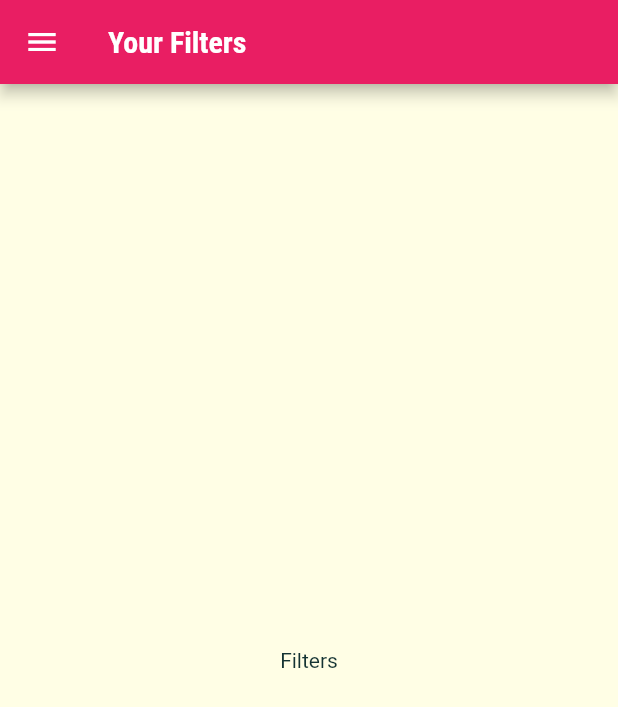
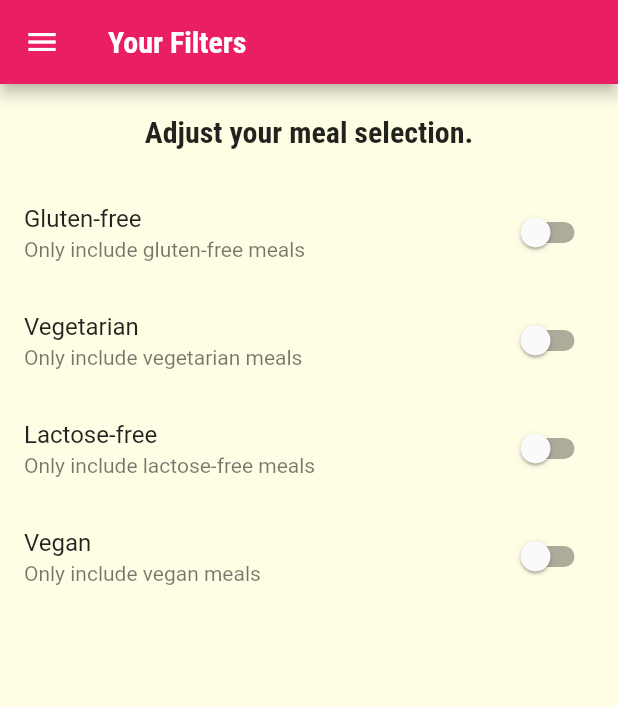
Before and after one commit to imedvesan/Meals, a Flutter app: the FiltersScreen screen opened by its route, on a phone screen of 412 x 824 dp. Shown: the top 707 px of the screen. Run offline on Flutter 3.47's test engine with Material 2 defaults, Android fonts, the phone set to English and light mode, and no system bars; Roboto replaces fonts that are missing (Railway).

Commit message:
adding filter switches

```diff
--- a/lib/screens/filters_screen.dart
+++ b/lib/screens/filters_screen.dart
@@ -1,8 +1,29 @@
 import 'package:flutter/material.dart';
 import '../widgets/main_drawer.dart';
 
-class FiltersScreen extends StatelessWidget {
+class FiltersScreen extends StatefulWidget {
   static const routeName = '/filters';
+
+  @override
+  State<FiltersScreen> createState() => _FiltersScreenState();
+}
+
+class _FiltersScreenState extends State<FiltersScreen> {
+  var _glutenFree = false;
+  var _vegetarian = false;
+  var _vegan = false;
+  var _lactoseFree = false;
+
+  Widget _buildSwitchListTile(String title, String description,
+      bool currentValue, Function updateValue) {
+    return SwitchListTile(
+      title: Text(title),
+      subtitle: Text(description),
+      value: _glutenFree,
+      onChanged: updateValue,
+    );
+  }
+
   @override
   Widget build(BuildContext context) {
     return Scaffold(
@@ -10,8 +31,47 @@ class FiltersScreen extends StatelessWidget {
         title: Text('Your Filters'),
       ),
       drawer: MainDrawer(),
-      body: Center(
-        child: Text('Filters'),
+      body: Column(
+        children: [
+          Container(
+            padding: EdgeInsets.all(20),
+            child: Text(
+              'Adjust your meal selection.',
+              style: Theme.of(context).textTheme.headline6,
+            ),
+          ),
+          Expanded(
+              child: ListView(
+            children: [
+              _buildSwitchListTile(
+                  'Gluten-free', 'Only include gluten-free meals', _glutenFree,
+                  (newValue) {
+                setState(() {
+                  _glutenFree = newValue;
+                });
+              }),
+              _buildSwitchListTile(
+                  'Vegetarian', 'Only include vegetarian meals', _vegetarian,
+                  (newValue) {
+                setState(() {
+                  _vegetarian = newValue;
+                });
+              }),
+              _buildSwitchListTile('Lactose-free',
+                  'Only include lactose-free meals', _lactoseFree, (newValue) {
+                setState(() {
+                  _lactoseFree = newValue;
+                });
+              }),
+              _buildSwitchListTile('Vegan', 'Only include vegan meals', _vegan,
+                  (newValue) {
+                setState(() {
+                  _vegan = newValue;
+                });
+              })
+            ],
+          ))
+        ],
       ),
     );
   }
```
